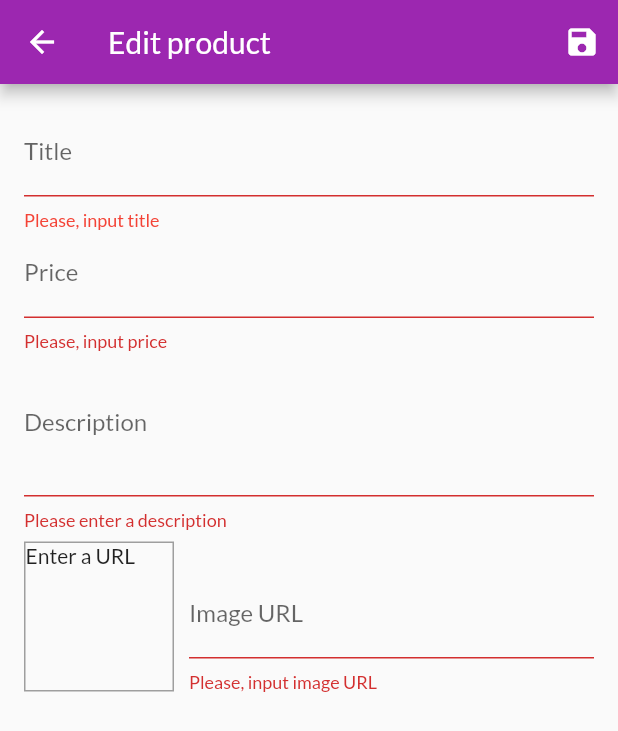
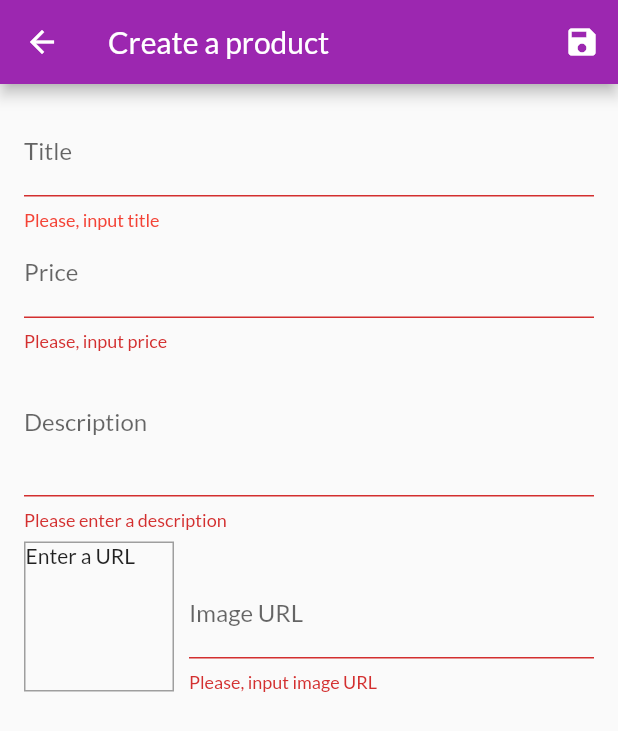
Before and after one commit to boyk0/fluuter-shop-app, a Flutter app: the EditProductScreen screen opened by its route, after a tap on the "save" icon, on a phone screen of 412 x 824 dp. Shown: the top 731 px of the screen. Run offline on Flutter 3.47's test engine with Material 2 defaults, Android fonts, the phone set to English and light mode, and no system bars; network calls fail.

Commit message:
adding & editing product

```diff
--- a/lib/screens/edit_product_screen.dart
+++ b/lib/screens/edit_product_screen.dart
@@ -16,6 +16,16 @@ class _EditProductScreenState extends State<EditProductScreen> {
   final _imageUrlFocusNode = FocusNode();
   final _imageUrlController = TextEditingController();
   final _form = GlobalKey<FormState>();
+  bool _isInit = true;
+  var _initValues = {
+    'title': '',
+    'description': '',
+    'price': '',
+    'imageUrl': '',
+    'isFavorite': false,
+  };
+  String _type = 'create';
+
   Product _editedProduct = Product(
     id: null,
     title: '',
@@ -23,6 +33,28 @@ class _EditProductScreenState extends State<EditProductScreen> {
     imageUrl: '',
     description: '',
   );
+
+  @override
+  void didChangeDependencies() {
+    if (_isInit) {
+      final productId = ModalRoute.of(context).settings.arguments as String;
+      if (productId != null) {
+        final Product product = Provider.of<Products>(context).findById(productId);
+        _editedProduct = product;
+        _initValues = {
+          'title': _editedProduct.title,
+          'description': _editedProduct.description,
+          'price': _editedProduct.price.toString(),
+          'imageUrl': '',
+          'isFavorite': _editedProduct.isFavorite,
+        };
+        _imageUrlController.text = _editedProduct.imageUrl;
+        _type = 'edit';
+      }
+    }
+    _isInit = false;
+    super.didChangeDependencies();
+  }
 
   @override
   void initState() {
@@ -48,7 +80,7 @@ class _EditProductScreenState extends State<EditProductScreen> {
       return;
     }
     _form.currentState.save();
-    Provider.of<Products>(context, listen: false).addProduct(_editedProduct);
+    _type == 'create' ? Provider.of<Products>(context, listen: false).addProduct(_editedProduct) : Provider.of<Products>(context, listen: false).editProduct(_editedProduct.id, _editedProduct);
     Navigator.of(context).pop();
   }
 
@@ -66,7 +98,7 @@ class _EditProductScreenState extends State<EditProductScreen> {
   Widget build(BuildContext context) {
     return Scaffold(
       appBar: AppBar(
-        title: Text('Edit product'),
+        title: _type == 'create' ? Text('Create a product') : Text('Edit product'),
         actions: [
           IconButton(
             icon: Icon(Icons.save),
@@ -82,6 +114,7 @@ class _EditProductScreenState extends State<EditProductScreen> {
           child: ListView(
             children: [
               TextFormField(
+                initialValue: _initValues['title'],
                 decoration: InputDecoration(
                   labelText: 'Title',
                   errorStyle: TextStyle(
@@ -102,15 +135,17 @@ class _EditProductScreenState extends State<EditProductScreen> {
                 },
                 onSaved: (value) {
                   _editedProduct = Product(
-                      id: null,
+                      id: _editedProduct.id,
                       title: value,
                       description: _editedProduct.description,
                       price: _editedProduct.price,
                       imageUrl: _editedProduct.imageUrl,
+                      isFavorite: _editedProduct.isFavorite,
                   );
                 },
               ),
               TextFormField(
+                initialValue: _initValues['price'],
                 decoration: InputDecoration(
                   labelText: 'Price',
                 ),
@@ -121,11 +156,12 @@ class _EditProductScreenState extends State<EditProductScreen> {
                 onFieldSubmitted: (_) => FocusScope.of(context).requestFocus(_descriptionFocusNode),
                 onSaved: (value) {
                   _editedProduct = Product(
-                    id: null,
+                    id: _editedProduct.id,
                     title: _editedProduct.title,
                     description: _editedProduct.description,
                     price: double.parse(value),
                     imageUrl: _editedProduct.imageUrl,
+                    isFavorite: _editedProduct.isFavorite,
                   );
                 },
                 validator: (value) {
@@ -143,6 +179,7 @@ class _EditProductScreenState extends State<EditProductScreen> {
                 },
               ),
               TextFormField(
+                initialValue: _initValues['description'],
                 decoration: InputDecoration(
                   labelText: 'Description',
                 ),
@@ -151,11 +188,12 @@ class _EditProductScreenState extends State<EditProductScreen> {
                 focusNode: _descriptionFocusNode,
                 onSaved: (value) {
                   _editedProduct = Product(
-                    id: null,
+                    id: _editedProduct.id,
                     title: _editedProduct.title,
                     description: value,
                     price: _editedProduct.price,
                     imageUrl: _editedProduct.imageUrl,
+                    isFavorite: _editedProduct.isFavorite,
                   );
                 },
                 validator: (value) {
@@ -196,11 +234,12 @@ class _EditProductScreenState extends State<EditProductScreen> {
                       onFieldSubmitted: (_) => _saveForm(),
                       onSaved: (value) {
                         _editedProduct = Product(
-                          id: null,
+                          id: _editedProduct.id,
                           title: _editedProduct.title,
                           description: _editedProduct.description,
                           price: _editedProduct.price,
                           imageUrl: value,
+                          isFavorite: _editedProduct.isFavorite,
                         );
                       },
                       validator: (value) {
--- a/lib/screens/user_products_screen.dart
+++ b/lib/screens/user_products_screen.dart
@@ -3,6 +3,7 @@ import 'package:provider/provider.dart';
 
 import '../providers/products.dart';
 import '../widgets/user_product_item.dart';
+import 'edit_product_screen.dart';
 
 class UserProductsScreen extends StatelessWidget{
   static const String routeName = '/user-products';
@@ -16,7 +17,9 @@ class UserProductsScreen extends StatelessWidget{
         title: Text('Your Products'),
         actions: [
           IconButton(
-            onPressed: () {},
+            onPressed: () {
+              Navigator.of(context).pushNamed(EditProductScreen.routeName);
+            },
             icon: Icon(Icons.add),
           )
         ],
--- a/lib/widgets/user_product_item.dart
+++ b/lib/widgets/user_product_item.dart
@@ -23,7 +23,7 @@ class UserProductItem extends StatelessWidget{
           children: [
             IconButton(
               onPressed: () {
-                Navigator.pushNamed(context, EditProductScreen.routeName);
+                Navigator.pushNamed(context, EditProductScreen.routeName, arguments: product.id);
               },
               icon: Icon(Icons.edit),
               color: Theme.of(context).primaryColor,
```
Also changed, not shown: lib/providers/products.dart (+11 -1 lines).
